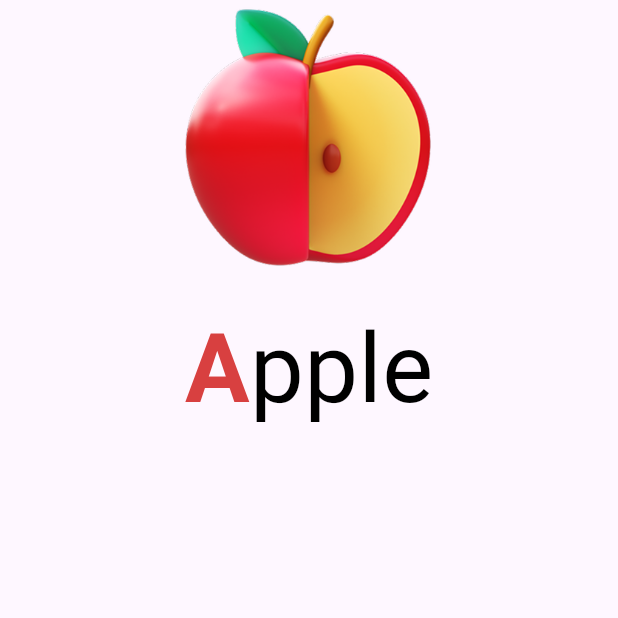
After one commit to Sookmyung-Graduation-Project/Graduation_FE, a Flutter app: the PhonicsWordWidget screen opened directly, on a phone screen of 412 x 824 dp, the top half of it. The commit adds this screen. Run offline on Flutter 3.47's test engine with Material 3 defaults, Android fonts, the phone set to English and light mode, and no system bars.

Commit message:
feat:Add phnoics_word_widget.dart

```diff
--- /dev/null
+++ b/lib/widgets/phonics_word_widget.dart
@@ -0,0 +1,45 @@
+import 'dart:math';
+import 'package:flutter/material.dart';
+
+class PhonicsWordWidget extends StatefulWidget {
+  const PhonicsWordWidget({super.key});
+
+  @override
+  _PhonicsWordWidgetState createState() => _PhonicsWordWidgetState();
+}
+
+class _PhonicsWordWidgetState extends State<PhonicsWordWidget> {
+  @override
+  Widget build(BuildContext context) {
+    return Scaffold(
+      body: Center(
+        // Column 전체를 중앙 정렬
+        child: Column(
+          children: [
+            Image.asset(
+              'assets/images/1.png',
+              width: 200,
+              height: 200,
+            ),
+            const Row(
+              mainAxisSize: MainAxisSize.min, // 내용만큼만 Column이 차지하게
+              children: [
+                Text(
+                  'A',
+                  style: TextStyle(
+                      fontSize: 64,
+                      color: Color(0xffd84040),
+                      fontWeight: FontWeight.bold),
+                ),
+                Text(
+                  'pple',
+                  style: TextStyle(fontSize: 64, color: Colors.black),
+                )
+              ],
+            ),
+          ],
+        ),
+      ),
+    );
+  }
+}
--- a/lib/widgets/quiz_button.dart
+++ b/lib/widgets/quiz_button.dart
@@ -1,6 +1,7 @@
 import 'package:flutter/material.dart';
 import 'package:phonics/screens/quiz_screen.dart';
 import 'draggable_widget.dart';
+import 'phonics_word_widget.dart';
 
 class QuizButton extends StatelessWidget {
   const QuizButton({super.key});
@@ -15,7 +16,7 @@ class QuizButton extends StatelessWidget {
           context,
           // MaterialPageRoute(builder: (context) => const QuizScreen()),
 
-          MaterialPageRoute(builder: (context) => const QuizScreen()),
+          MaterialPageRoute(builder: (context) => const PhonicsWordWidget()),
         );
       },
     );
```
Also changed, not shown: assets/images/1.png (added).
